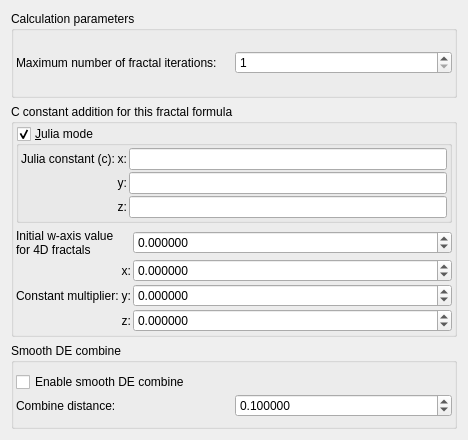
Old version of the form mandelbulber2/qt/fractal_calculation_parameters.ui in the repository buddhi1980/mandelbulber2.
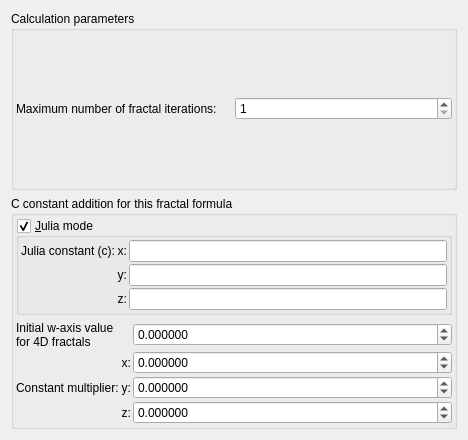
New version of the form. Custom widgets are drawn as their Qt base class.

Commit message: refactor: move smooth_de_combine params to node-level only

Patch:
```diff
--- a/mandelbulber2/qt/fractal_calculation_parameters.ui
+++ b/mandelbulber2/qt/fractal_calculation_parameters.ui
@@ -398,81 +398,8 @@
       </item>
       </layout>
      </widget>
-    </item>
-    <item>
-     <widget class="QGroupBox" name="groupBox_smooth_de_combine">
-      <property name="title">
-       <string>Smooth DE combine</string>
-      </property>
-      <layout class="QVBoxLayout" name="verticalLayout_122">
-       <property name="leftMargin">
-        <number>2</number>
-       </property>
-       <property name="topMargin">
-        <number>2</number>
-       </property>
-       <property name="rightMargin">
-        <number>2</number>
-       </property>
-       <property name="bottomMargin">
-        <number>2</number>
-       </property>
-       <item>
-        <layout class="QGridLayout" name="gridLayout_77">
-         <property name="spacing">
-          <number>2</number>
-         </property>
-         <item row="0" column="0">
-          <widget class="MyCheckBox" name="checkBox_smooth_de_combine_enable">
-           <property name="text">
-            <string>Enable smooth DE combine</string>
-           </property>
-          </widget>
-         </item>
-         <item row="1" column="0">
-          <widget class="QLabel" name="label_smooth_de_combine_distance">
-           <property name="text">
-            <string>Combine distance:</string>
-           </property>
-          </widget>
-         </item>
-         <item row="1" column="1">
-          <widget class="MyDoubleSpinBox" name="spinbox_smooth_de_combine_distance">
-           <property name="sizePolicy">
-            <sizepolicy hsizetype="Minimum" vsizetype="Maximum">
-             <horstretch>0</horstretch>
-             <verstretch>0</verstretch>
-            </sizepolicy>
-           </property>
-           <property name="prefix">
-            <string/>
-           </property>
-           <property name="suffix">
-            <string/>
-           </property>
-           <property name="decimals">
-            <number>6</number>
-           </property>
-           <property name="minimum">
-            <double>0.000000000000000</double>
-           </property>
-           <property name="maximum">
-            <double>10000.000000000000000</double>
-           </property>
-           <property name="singleStep">
-            <double>0.100000000000000</double>
-           </property>
-           <property name="value">
-            <double>0.100000000000000</double>
-           </property>
-          </widget>
-         </item>
-        </layout>
-       </item>
-      </layout>
-     </widget>
-    </item>
-   </layout>
+     </item>
+    </layout>
   </widget>
   <customwidgets>
    <customwidget>
```
The commit also changes 21 other files.
